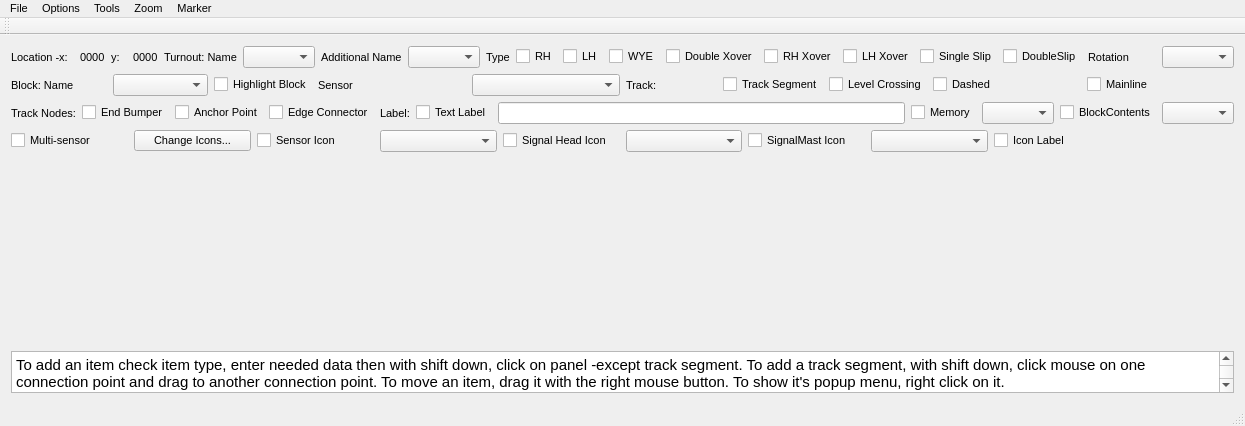
First picture: the form in LayoutEditor/layouteditor.ui, repository allenck/DecoderPro_app, before the edit.
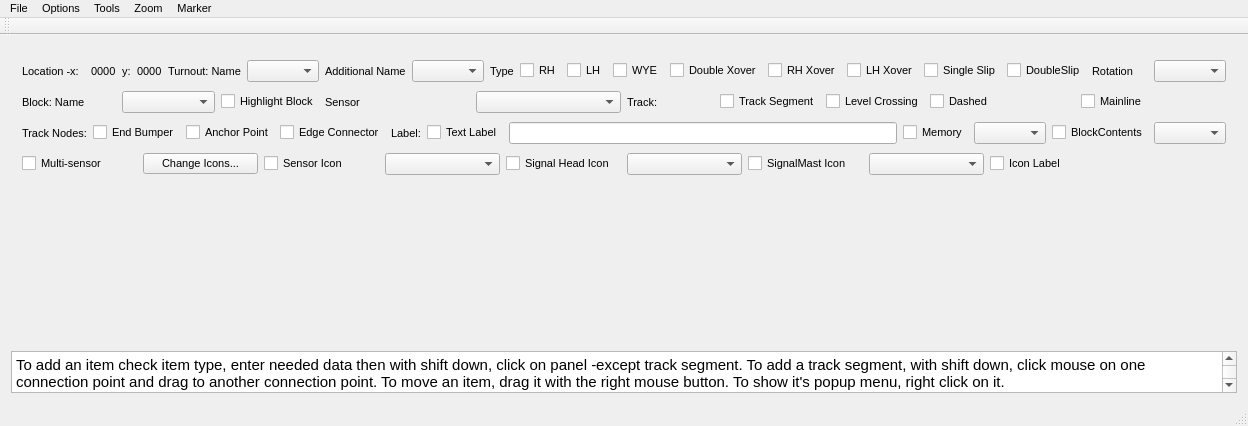
Second picture: the form after the edit. Custom widgets are drawn as their Qt base class.

```diff
--- a/LayoutEditor/layouteditor.ui
+++ b/LayoutEditor/layouteditor.ui
@@ -6,7 +6,7 @@
    <rect>
     <x>0</x>
     <y>0</y>
-    <width>1245</width>
+    <width>1248</width>
     <height>426</height>
    </rect>
   </property>
@@ -21,11 +21,14 @@
   <widget class="QWidget" name="centralWidget">
    <layout class="QVBoxLayout" name="verticalLayout">
     <item>
-     <layout class="QHBoxLayout" name="horizontalLayout_18">
+     <widget class="QWidget" name="toolBarWidget" native="true">
+      <layout class="QVBoxLayout" name="verticalLayout_2">
       <item>
-       <layout class="QHBoxLayout" name="horizontalLayout_12">
+        <layout class="QHBoxLayout" name="horizontalLayout_20">
         <item>
-         <widget class="QLabel" name="label">
+          <layout class="QHBoxLayout" name="horizontalLayout_21">
+           <item>
+            <widget class="QLabel" name="label_10">
           <property name="text">
            <string>Location -x:  </string>
           </property>
@@ -39,7 +42,7 @@
          </widget>
         </item>
         <item>
-         <widget class="QLabel" name="label_2">
+            <widget class="QLabel" name="label_11">
           <property name="text">
            <string>y:</string>
           </property>
@@ -55,7 +58,7 @@
        </layout>
       </item>
       <item>
-       <layout class="QHBoxLayout" name="horizontalLayout">
+          <layout class="QHBoxLayout" name="horizontalLayout_22">
         <item>
          <widget class="QLabel" name="turnoutNameLabel">
           <property name="text">
@@ -69,7 +72,7 @@
        </layout>
       </item>
       <item>
-       <layout class="QHBoxLayout" name="horizontalLayout_13">
+          <layout class="QHBoxLayout" name="horizontalLayout_23">
         <item>
          <widget class="QLabel" name="extraTurnoutLabel">
           <property name="text">
@@ -83,7 +86,7 @@
        </layout>
       </item>
       <item>
-       <layout class="QHBoxLayout" name="horizontalLayout_15">
+          <layout class="QHBoxLayout" name="horizontalLayout_24">
         <item>
          <layout class="QHBoxLayout" name="horizontalLayout_14">
           <item>
@@ -140,7 +143,7 @@
        </layout>
       </item>
       <item>
-       <layout class="QHBoxLayout" name="horizontalLayout_16">
+          <layout class="QHBoxLayout" name="horizontalLayout_26">
         <item>
          <widget class="QCheckBox" name="layoutSingleSlipButton">
           <property name="text">
@@ -158,7 +161,7 @@
        </layout>
       </item>
       <item>
-       <layout class="QHBoxLayout" name="horizontalLayout_17">
+          <layout class="QHBoxLayout" name="horizontalLayout_27">
         <item>
          <widget class="QLabel" name="label_5">
           <property name="text">
@@ -174,7 +177,7 @@
      </layout>
     </item>
     <item>
-     <layout class="QHBoxLayout" name="horizontalLayout_11">
+        <layout class="QHBoxLayout" name="horizontalLayout_28">
       <item>
        <layout class="QHBoxLayout" name="horizontalLayout_2">
         <item>
@@ -256,7 +259,7 @@
      </layout>
     </item>
     <item>
-     <layout class="QHBoxLayout" name="horizontalLayout_3">
+        <layout class="QHBoxLayout" name="horizontalLayout_31">
       <item>
        <layout class="QHBoxLayout" name="trackgroup1">
         <item>
@@ -347,7 +350,7 @@
      </layout>
     </item>
     <item>
-     <layout class="QHBoxLayout" name="horizontalLayout_10">
+        <layout class="QHBoxLayout" name="horizontalLayout_33">
       <item>
        <layout class="QHBoxLayout" name="horizontalLayout_4">
         <item>
@@ -420,6 +423,9 @@
       </item>
      </layout>
     </item>
+      </layout>
+     </widget>
+    </item>
     <item>
      <widget class="QWidget" name="editPanel" native="true"/>
     </item>
@@ -453,7 +459,7 @@
     <rect>
      <x>0</x>
      <y>0</y>
-     <width>1245</width>
+     <width>1248</width>
      <height>17</height>
     </rect>
    </property>
```
Left out of the diff: 26 changed lines with no effect on the pictures. Lines whose indentation alone changed are shown as unchanged.
